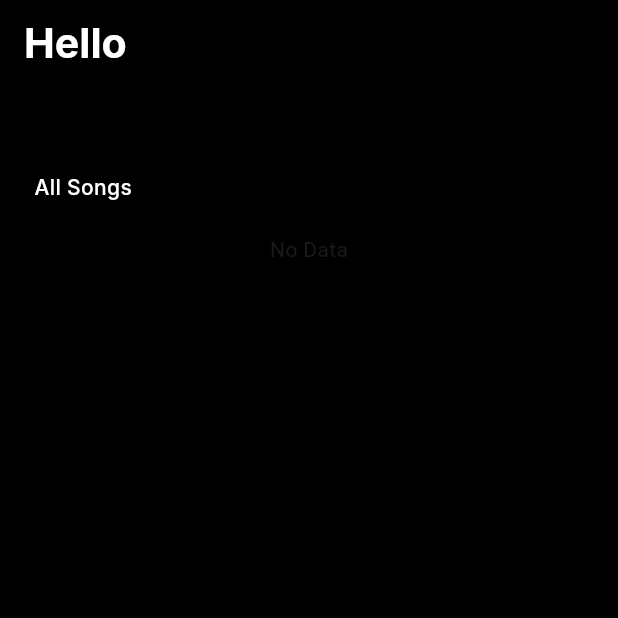
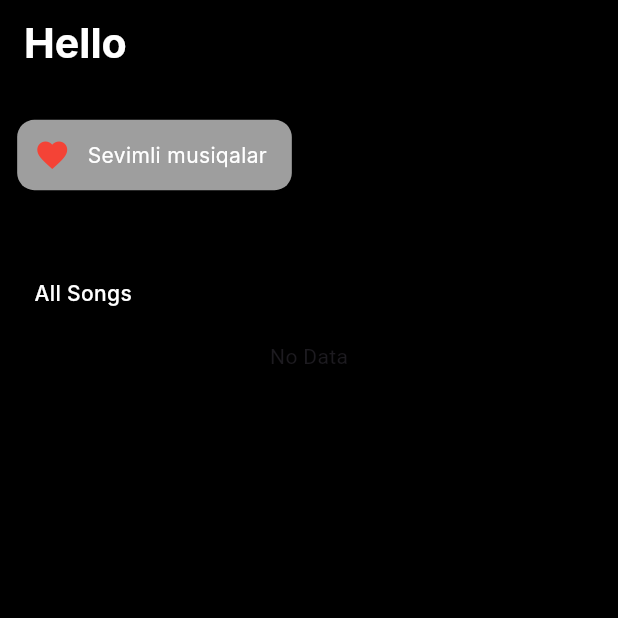
Before and after one commit to Avazkhanov/music_player, a Flutter app: the screen it shows after launch, on a phone screen of 412 x 824 dp, the top half of it. Run offline on Flutter 3.47's test engine with Material 3 defaults, Android fonts, the phone set to English and light mode, and no system bars; our stand-ins replace assets_audio_player, audio_video_progress_bar, flutter_bloc, flutter_screenutil, on_audio_query, sqflite; accounts and stored records are empty; Roboto replaces fonts that are missing (Inter).

Commit message:
some changes

```diff
--- a/lib/screens/home/home_screen.dart
+++ b/lib/screens/home/home_screen.dart
@@ -1,9 +1,11 @@
 // ignore_for_file: prefer_const_constructors, prefer_const_literals_to_create_immutables
 
+import 'package:flutter/cupertino.dart';
 import 'package:flutter/material.dart';
 import 'package:flutter_screenutil/flutter_screenutil.dart';
+import 'package:music_player/screens/favorite_music/favorite_music_screen.dart';
 import 'package:music_player/screens/home/widgets/all_songs_item.dart';
-import 'package:music_player/screens/home/widgets/recently_played_item.dart';
+import 'package:music_player/screens/widgets/recently_played_item.dart';
 import 'package:music_player/utils/styles/app_style.dart';
 
 class HomeScreen extends StatefulWidget {
@@ -17,7 +19,6 @@ class _HomeScreenState extends State<HomeScreen> {
   @override
   Widget build(BuildContext context) {
     return Scaffold(
-
       extendBody: true,
       backgroundColor: Colors.black,
       appBar: AppBar(
@@ -28,12 +29,46 @@ class _HomeScreenState extends State<HomeScreen> {
         ),
       ),
       body: Column(
+        crossAxisAlignment: CrossAxisAlignment.start,
         children: [
+          SizedBox(height: 20.h),
+          Padding(
+            padding: EdgeInsets.only(left: 10.w),
+            child: Ink(
+              width: 160.w,
+              decoration: BoxDecoration(
+                color: Colors.grey,
+                borderRadius: BorderRadius.circular(10.r),
+              ),
+              child: InkWell(
+                borderRadius: BorderRadius.circular(.8),
+                onTap: () {
+                  Navigator.push(
+                      context,
+                      CupertinoPageRoute(
+                          builder: (context) => FavoriteMusicScreen()));
+                },
+                child: Padding(
+                  padding: EdgeInsets.all(10.r),
+                  child: Row(
+                    children: [
+                      Icon(Icons.favorite, color: Colors.red),
+                      10.horizontalSpace,
+                      Text(
+                        "Sevimli musiqalar",
+                        style: AppStyle.interRegular,
+                      ),
+                    ],
+                  ),
+                ),
+              ),
+            ),
+          ),
           SizedBox(height: 50.h),
           AllSongsItem(),
         ],
       ),
-      bottomSheet: RecentlyPlayedItem(),
+      bottomSheet: RecentlyPlayedItem(songsId: '0'),
     );
   }
 }
--- a/lib/screens/home/widgets/all_songs_item.dart
+++ b/lib/screens/home/widgets/all_songs_item.dart
@@ -85,13 +85,12 @@ class _AllSongsItemState extends State<AllSongsItem> {
                           onPressed: () {
                             if (isFavorite) {
                               context.read<FavoriteMusicCubit>().deleteFavorite(music.id);
-                              context.read<FavoriteMusicCubit>().readAllFavoriteMusic();
                             } else {
                               context.read<FavoriteMusicCubit>().addFavorite(
                                 FavoriteMusicModel(musicId: music.id),
                               );
-                              context.read<FavoriteMusicCubit>().readAllFavoriteMusic();
                             }
+                            context.read<FavoriteMusicCubit>().readAllFavoriteMusic();
                           },
                           icon: Icon(
                             isFavorite ? Icons.favorite : Icons.favorite_border,
```
Also changed, not shown: lib/screens/favorite_music/favorite_music_screen.dart (added, +125 -0 lines), lib/screens/favorite_music/widgets/favorite_music_appbar.dart (added, +33 -0 lines), lib/screens/widgets/recently_played_item.dart (renamed from lib/screens/home/widgets/recently_played_item.dart, +11 -3 lines).
